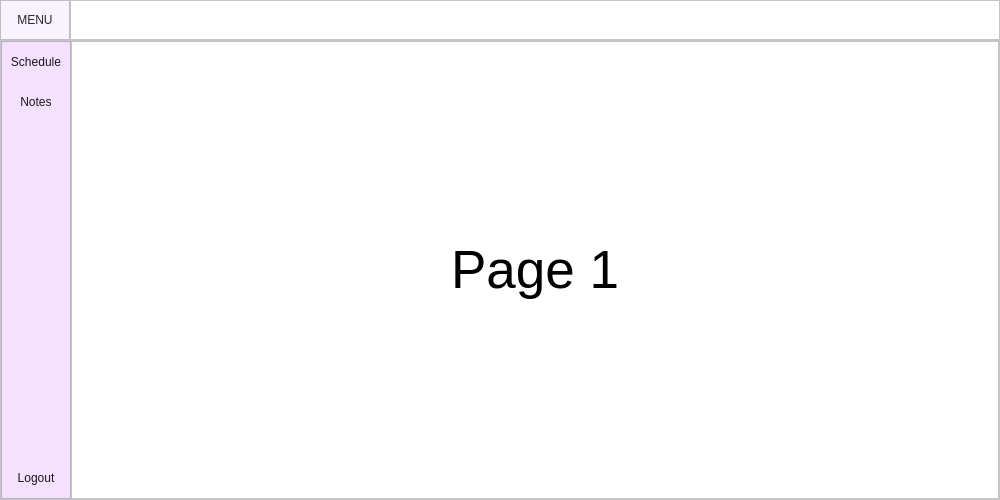
ANfoster2/RMNDR, file ui_mainwindow.ui: the form before one commit.
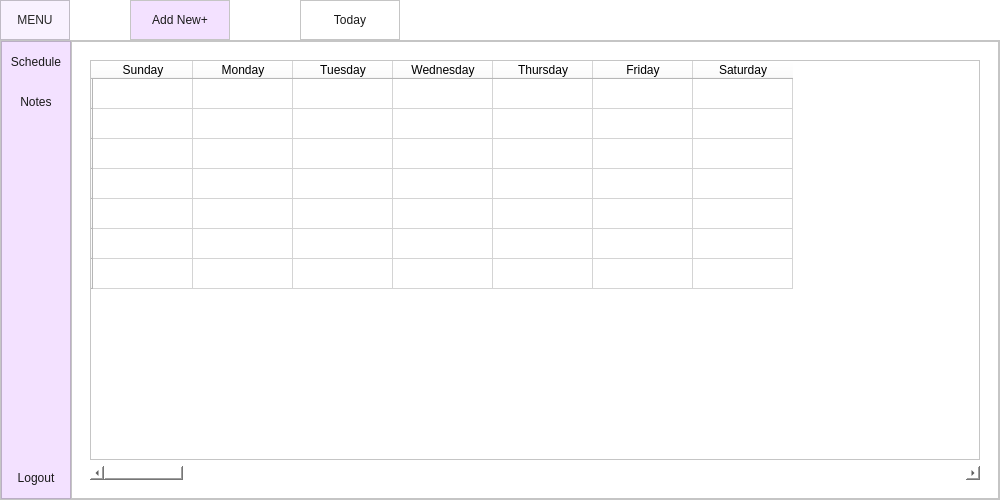
The form after the commit.

Patch:
```diff
--- a/ui_mainwindow.ui
+++ b/ui_mainwindow.ui
@@ -133,11 +133,211 @@
           <string notr="true">background-color: rgb(255, 255, 255);</string>
          </property>
          <property name="frameShape">
-          <enum>QFrame::StyledPanel</enum>
+          <enum>QFrame::NoFrame</enum>
          </property>
          <property name="frameShadow">
           <enum>QFrame::Raised</enum>
          </property>
+         <layout class="QHBoxLayout" name="horizontalLayout_5">
+          <property name="spacing">
+           <number>0</number>
+          </property>
+          <property name="leftMargin">
+           <number>0</number>
+          </property>
+          <property name="topMargin">
+           <number>0</number>
+          </property>
+          <property name="rightMargin">
+           <number>0</number>
+          </property>
+          <property name="bottomMargin">
+           <number>0</number>
+          </property>
+          <item>
+           <spacer name="horizontalSpacer">
+            <property name="orientation">
+             <enum>Qt::Horizontal</enum>
+            </property>
+            <property name="sizeType">
+             <enum>QSizePolicy::Maximum</enum>
+            </property>
+            <property name="sizeHint" stdset="0">
+             <size>
+              <width>60</width>
+              <height>20</height>
+             </size>
+            </property>
+           </spacer>
+          </item>
+          <item>
+           <widget class="QFrame" name="frame_2">
+            <property name="minimumSize">
+             <size>
+              <width>80</width>
+              <height>0</height>
+             </size>
+            </property>
+            <property name="maximumSize">
+             <size>
+              <width>100</width>
+              <height>16777215</height>
+             </size>
+            </property>
+            <property name="frameShape">
+             <enum>QFrame::StyledPanel</enum>
+            </property>
+            <property name="frameShadow">
+             <enum>QFrame::Raised</enum>
+            </property>
+            <layout class="QHBoxLayout" name="horizontalLayout_4">
+             <property name="spacing">
+              <number>0</number>
+             </property>
+             <property name="leftMargin">
+              <number>0</number>
+             </property>
+             <property name="topMargin">
+              <number>0</number>
+             </property>
+             <property name="rightMargin">
+              <number>0</number>
+             </property>
+             <property name="bottomMargin">
+              <number>0</number>
+             </property>
+             <item>
+              <widget class="QPushButton" name="btn_add_new">
+               <property name="sizePolicy">
+                <sizepolicy hsizetype="Expanding" vsizetype="Expanding">
+                 <horstretch>0</horstretch>
+                 <verstretch>0</verstretch>
+                </sizepolicy>
+               </property>
+               <property name="styleSheet">
+                <string notr="true">QPushButton{
+	
+	color: rgb(25, 25, 25);
+	background-color: rgb(243, 225, 255);
+	border: 0px solid
+}
+QPushButton:hover{
+background-color: rgb(228, 196, 255)
+}
+QPushButton:checked{
+background-color: rgb(255, 255, 255);
+}</string>
+               </property>
+               <property name="text">
+                <string>Add New+</string>
+               </property>
+              </widget>
+             </item>
+            </layout>
+           </widget>
+          </item>
+          <item>
+           <spacer name="horizontalSpacer_2">
+            <property name="orientation">
+             <enum>Qt::Horizontal</enum>
+            </property>
+            <property name="sizeType">
+             <enum>QSizePolicy::Preferred</enum>
+            </property>
+            <property name="sizeHint" stdset="0">
+             <size>
+              <width>70</width>
+              <height>20</height>
+             </size>
+            </property>
+           </spacer>
+          </item>
+          <item>
+           <widget class="QFrame" name="frame_3">
+            <property name="sizePolicy">
+             <sizepolicy hsizetype="Expanding" vsizetype="Expanding">
+              <horstretch>0</horstretch>
+              <verstretch>0</verstretch>
+             </sizepolicy>
+            </property>
+            <property name="minimumSize">
+             <size>
+              <width>80</width>
+              <height>0</height>
+             </size>
+            </property>
+            <property name="maximumSize">
+             <size>
+              <width>100</width>
+              <height>16777215</height>
+             </size>
+            </property>
+            <property name="frameShape">
+             <enum>QFrame::StyledPanel</enum>
+            </property>
+            <property name="frameShadow">
+             <enum>QFrame::Raised</enum>
+            </property>
+            <layout class="QVBoxLayout" name="verticalLayout_8">
+             <property name="spacing">
+              <number>0</number>
+             </property>
+             <property name="leftMargin">
+              <number>0</number>
+             </property>
+             <property name="topMargin">
+              <number>0</number>
+             </property>
+             <property name="rightMargin">
+              <number>0</number>
+             </property>
+             <property name="bottomMargin">
+              <number>0</number>
+             </property>
+             <item>
+              <widget class="QPushButton" name="btn_today">
+               <property name="sizePolicy">
+                <sizepolicy hsizetype="Expanding" vsizetype="Expanding">
+                 <horstretch>0</horstretch>
+                 <verstretch>0</verstretch>
+                </sizepolicy>
+               </property>
+               <property name="styleSheet">
+                <string notr="true">QPushButton{
+	
+	color: rgb(25, 25, 25);
+	background-color: rgb(255, 255, 255);
+	border: 0px solid
+}
+QPushButton:hover{
+	background-color: rgb(216, 211, 215);
+}
+QPushButton:checked{
+background-color: rgb(216, 211, 215);
+}</string>
+               </property>
+               <property name="text">
+                <string>Today</string>
+               </property>
+              </widget>
+             </item>
+            </layout>
+           </widget>
+          </item>
+          <item>
+           <spacer name="horizontalSpacer_3">
+            <property name="orientation">
+             <enum>Qt::Horizontal</enum>
+            </property>
+            <property name="sizeHint" stdset="0">
+             <size>
+              <width>591</width>
+              <height>20</height>
+             </size>
+            </property>
+           </spacer>
+          </item>
+         </layout>
         </widget>
        </item>
       </layout>
@@ -372,19 +572,98 @@
                 <number>0</number>
                </property>
                <widget class="QWidget" name="page_1">
+                <property name="sizePolicy">
+                 <sizepolicy hsizetype="Expanding" vsizetype="Expanding">
+                  <horstretch>0</horstretch>
+                  <verstretch>0</verstretch>
+                 </sizepolicy>
+                </property>
                 <layout class="QVBoxLayout" name="verticalLayout_6">
                  <item>
-                  <widget class="QLabel" name="label_2">
-                   <property name="font">
-                    <font>
-                     <pointsize>40</pointsize>
-                    </font>
-                   </property>
-                   <property name="text">
-                    <string>Page 1</string>
-                   </property>
-                   <property name="alignment">
-                    <set>Qt::AlignCenter</set>
+                  <widget class="QTableWidget" name="tableWidget">
+                   <row>
+                    <property name="text">
+                     <string/>
+                    </property>
+                   </row>
+                   <row>
+                    <property name="text">
+                     <string/>
+                    </property>
+                   </row>
+                   <row>
+                    <property name="text">
+                     <string/>
+                    </property>
+                   </row>
+                   <row>
+                    <property name="text">
+                     <string/>
+                    </property>
+                   </row>
+                   <row>
+                    <property name="text">
+                     <string/>
+                    </property>
+                   </row>
+                   <row>
+                    <property name="text">
+                     <string/>
+                    </property>
+                   </row>
+                   <row>
+                    <property name="text">
+                     <string/>
+                    </property>
+                   </row>
+                   <column>
+                    <property name="text">
+                     <string>Sunday</string>
+                    </property>
+                   </column>
+                   <column>
+                    <property name="text">
+                     <string>Monday</string>
+                    </property>
+                   </column>
+                   <column>
+                    <property name="text">
+                     <string>Tuesday</string>
+                    </property>
+                   </column>
+                   <column>
+                    <property name="text">
+                     <string>Wednesday</string>
+                    </property>
+                   </column>
+                   <column>
+                    <property name="text">
+                     <string>Thursday</string>
+                    </property>
+                    <property name="background">
+                     <color>
+                      <red>251</red>
+                      <green>233</green>
+                      <blue>255</blue>
+                     </color>
+                    </property>
+                   </column>
+                   <column>
+                    <property name="text">
+                     <string>Friday</string>
+                    </property>
+                   </column>
+                   <column>
+                    <property name="text">
+                     <string>Saturday</string>
+                    </property>
+                   </column>
+                  </widget>
+                 </item>
+                 <item>
+                  <widget class="QScrollBar" name="horizontalScrollBar">
+                   <property name="orientation">
+                    <enum>Qt::Horizontal</enum>
                    </property>
                   </widget>
                  </item>
```
Left out of the diff: 9 changed lines with no effect on the pictures.
